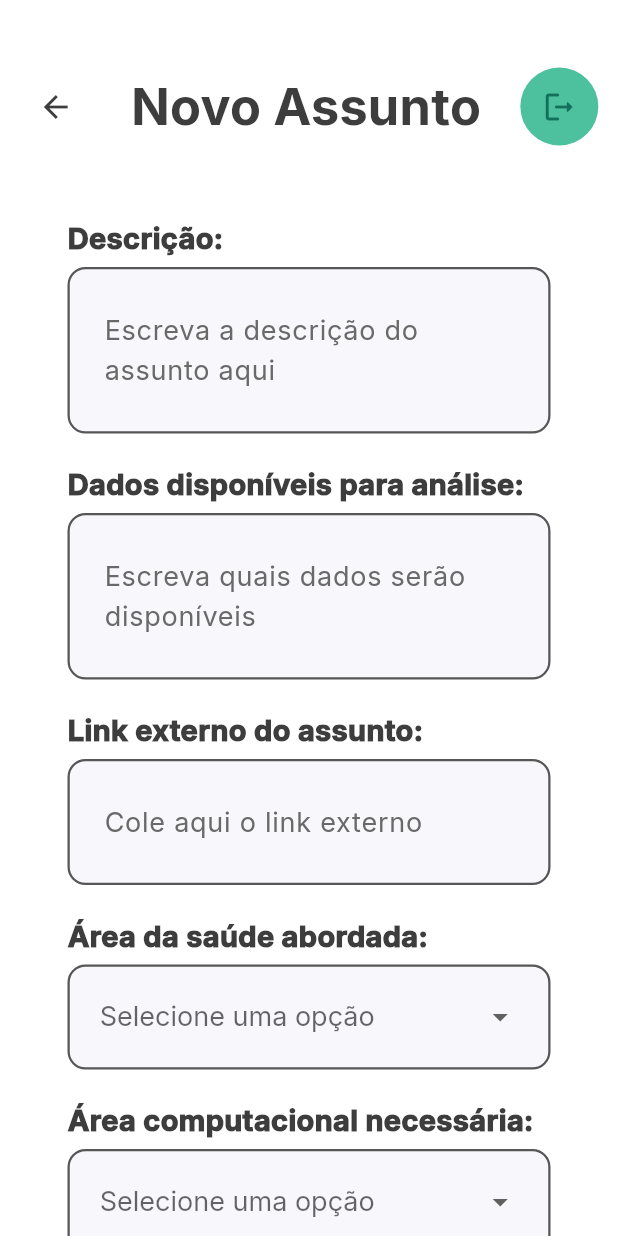
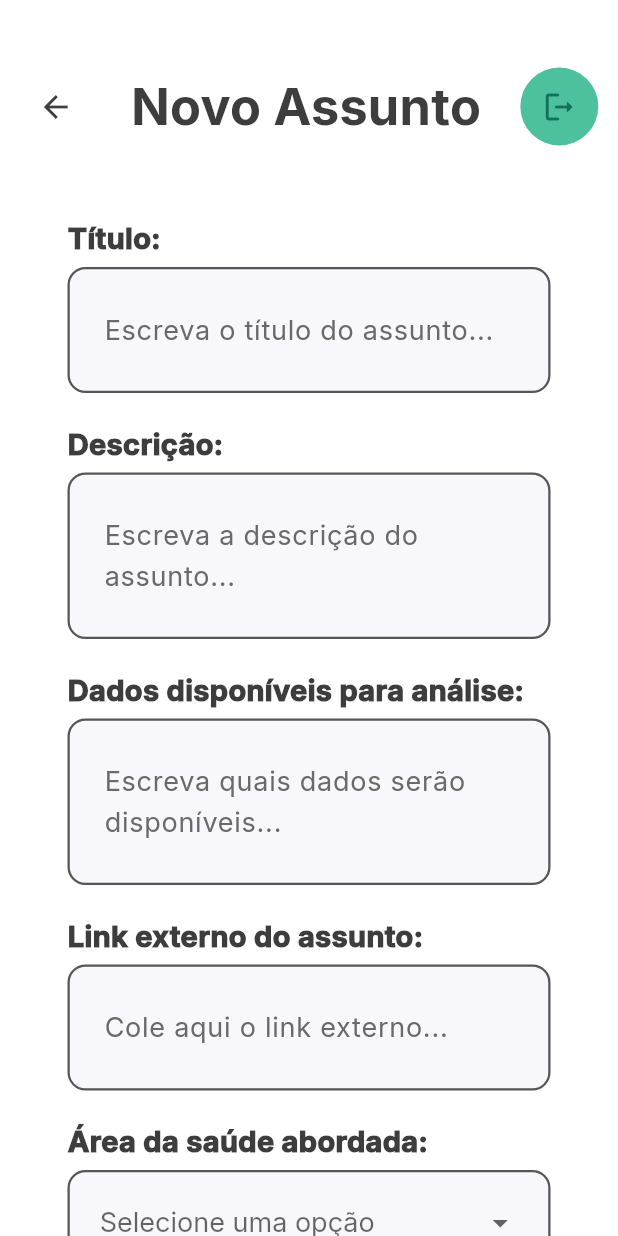
Before and after one commit to paulohp7/fatec_problematicas, a Flutter app: the NewSubject screen opened by its route, on a phone screen of 412 x 824 dp. Run offline on Flutter 3.47's test engine with Material 3 defaults, Android fonts, the phone set to English and light mode, and no system bars.

Commit message:
Fix: campo de título e hint

```diff
--- a/lib/views/newsubject.page.dart
+++ b/lib/views/newsubject.page.dart
@@ -85,6 +85,57 @@ class _MyFormState extends State<MyForm> {
           mainAxisAlignment: MainAxisAlignment.spaceAround,
           crossAxisAlignment: CrossAxisAlignment.start,
           children: [
+
+            Text(
+              style: TextStyle(
+                fontFamily: 'Inter',
+                fontSize: 19.5,
+                fontWeight: FontWeight.w900,
+                color: Color(0xFF3D3D3D)
+              ),
+              'Título:'
+            ),
+
+            // --------- Campo do título ----------
+            Container(
+              margin: EdgeInsets.only(top: 5),
+              padding: EdgeInsets.all(7), // Tamanho do campo
+              decoration: BoxDecoration(
+                color: Color(0xFFF7F7FC),
+                borderRadius: BorderRadius.circular(12), // Bordas arredondadas
+                border: Border.all(
+                  color: Color(0xFF565656), // Cor do contorno
+                  width: 1.5, // Largura do contorno
+                ),
+              ),
+              child: TextFormField(
+                maxLines: 50,
+                minLines: 1,
+                style: TextStyle(
+                      fontFamily: 'Inter', // estilo do texto digitado no campo
+                      fontSize: 18,
+                    ),
+                decoration: InputDecoration(
+                  hintText: 'Escreva o título do assunto...',
+                  hintStyle: TextStyle(
+                        fontFamily: 'Inter',
+                        fontSize: 18,
+                        color: Color(0xFF696969)
+                      ),
+                  border: InputBorder.none,
+                  contentPadding: EdgeInsets.symmetric(vertical: 20, horizontal: 16),
+                ),
+                validator: (String? value) {
+                  if (value == null || value.isEmpty) {
+                    return 'Texto em branco!';
+                  }
+                  return null;
+                },
+              ),
+            ),
+
+            SizedBox(height: 20),
+
             Text(
               style: TextStyle(
                 fontFamily: 'Inter',
@@ -115,7 +166,7 @@ class _MyFormState extends State<MyForm> {
                       fontSize: 18,
                     ),
                 decoration: InputDecoration(
-                  hintText: 'Escreva a descrição do assunto aqui',
+                  hintText: 'Escreva a descrição do assunto...',
                   hintStyle: TextStyle(
                         fontFamily: 'Inter',
                         fontSize: 18,
@@ -165,7 +216,7 @@ class _MyFormState extends State<MyForm> {
                       fontSize: 18,
                     ),
                 decoration: InputDecoration(
-                  hintText: 'Escreva quais dados serão disponíveis',
+                  hintText: 'Escreva quais dados serão disponíveis...',
                   hintStyle: TextStyle(
                         fontFamily: 'Inter',
                         fontSize: 18,
@@ -215,7 +266,7 @@ class _MyFormState extends State<MyForm> {
                       fontSize: 18,
                     ),
                 decoration: InputDecoration(
-                  hintText: 'Cole aqui o link externo',
+                  hintText: 'Cole aqui o link externo...',
                   hintStyle: TextStyle(
                         fontFamily: 'Inter',
                         fontSize: 18,
```
